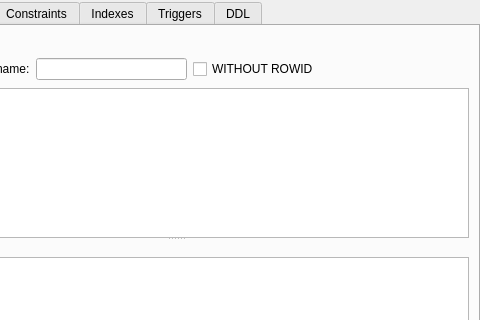
Qt form SQLiteStudio3/guiSQLiteStudio/windows/tablewindow.ui (pawelsalawa/sqlitestudio) before a commit; both pictures show x 129 to 609 and y 0 to 320 of the 609 by 415 pixel window.
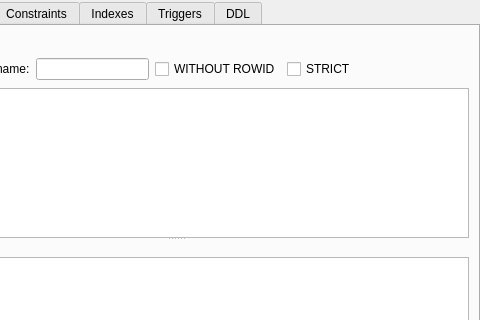
The same form after that commit. Custom widgets are drawn as their Qt base class.

Commit message: #4058 Added STRICT syntax support to the parser. Still pending full support in table window.

```diff
--- a/SQLiteStudio3/guiSQLiteStudio/windows/tablewindow.ui
+++ b/SQLiteStudio3/guiSQLiteStudio/windows/tablewindow.ui
@@ -88,6 +88,13 @@
             </property>
            </widget>
           </item>
+          <item>
+           <widget class="QCheckBox" name="strictTableCheck">
+            <property name="text">
+             <string>STRICT</string>
+            </property>
+           </widget>
+          </item>
           <item>
            <spacer name="horizontalSpacer">
             <property name="orientation">
```
The commit also changes 11 other files.
